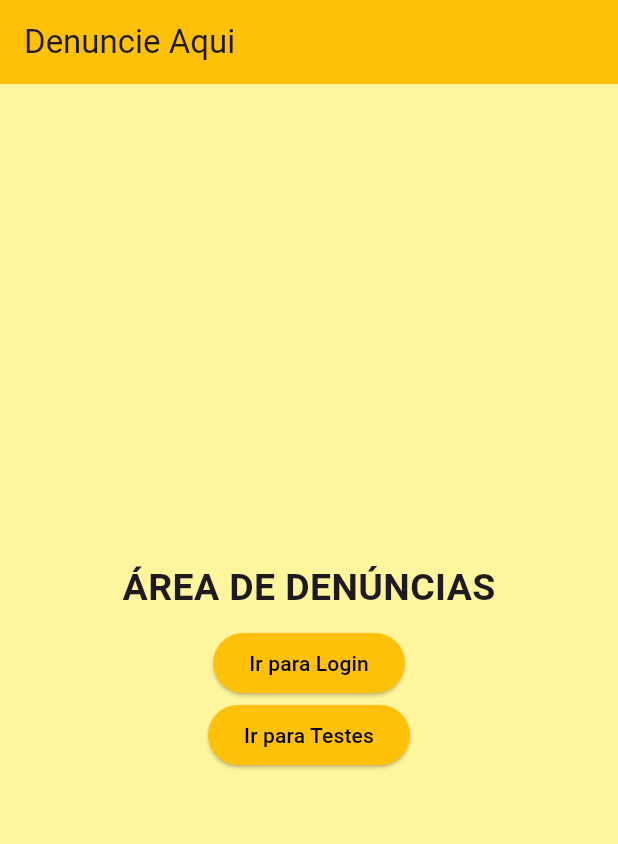
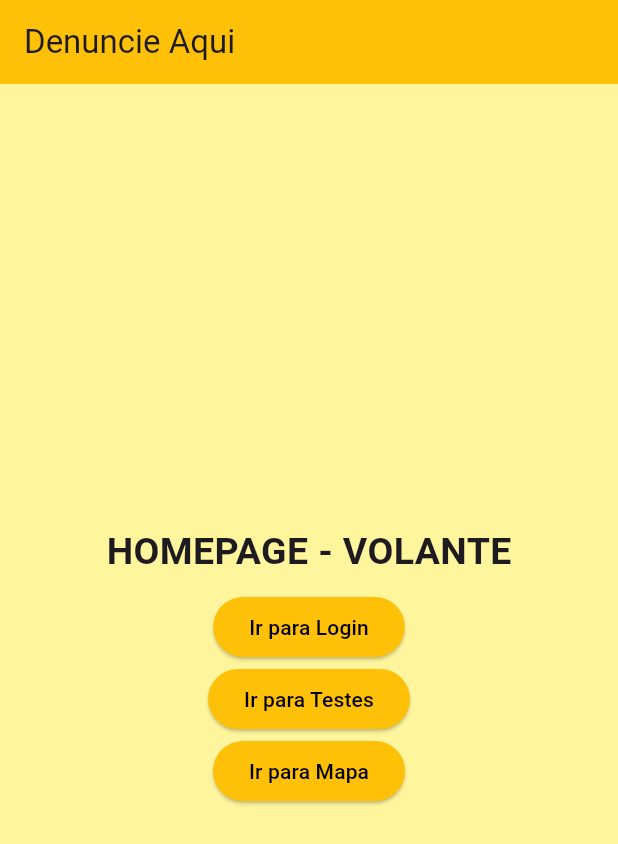
Before and after one commit to JoaoSoter/volante, a Flutter app: the screen it shows once a user with an empty profile is signed in, on a phone screen of 412 x 824 dp. Shown: the top 844 px of the screen. Run offline on Flutter 3.47's test engine with Material 3 defaults, Android fonts, the phone set to English and light mode, and no system bars; our stand-ins replace firebase_auth, firebase_core, google_fonts, google_maps_flutter, image_picker; accounts and stored records are empty.

Commit message:
11032024 - Adição de Mapa

```diff
--- a/lib/main.dart
+++ b/lib/main.dart
@@ -1,5 +1,6 @@
 // ignore_for_file: unused_import
 import 'package:firebase_core/firebase_core.dart';
+import 'package:volante/core/models/order_tracking_page.dart';
 import 'firebase_options.dart';
 import 'package:flutter/material.dart';
 import 'package:volante/screens/authentication/auth_or_app_screen.dart';
@@ -51,6 +52,7 @@ class MyApp extends StatelessWidget {
         'denuncie-aqui': (_) => const DenuncieAqui(),
         'test-screen': (_) => const TestScreen(),
         'auth-or-app': (_) => const AuthOrAppScreen(),
+        'order-tracking-page': (_) => const OrderTrackingPage(),
         // add more routes as needed
       },
     );
--- a/lib/screens/denuncie_aqui.dart
+++ b/lib/screens/denuncie_aqui.dart
@@ -22,7 +22,7 @@ class DenuncieAqui extends StatelessWidget {
               const Padding(
                 padding: EdgeInsets.all(8.0),
                 child: Text(
-                  'ÁREA DE DENÚNCIAS',
+                  'HOMEPAGE - VOLANTE',
                   style: TextStyle(
                     fontSize: 25,
                     fontWeight: FontWeight.bold,
@@ -44,6 +44,14 @@ class DenuncieAqui extends StatelessWidget {
                   style: TextStyle(),
                 ),
               ),
+              ElevatedButton(
+                onPressed: () {
+                  Navigator.of(context).pushNamed(AppRoutes.map);
+                },
+                child: const Text(
+                  'Ir para Mapa',
+                ),
+              ),
             ],
           ),
         ),
--- a/lib/utils/app_routes.dart
+++ b/lib/utils/app_routes.dart
@@ -3,4 +3,5 @@ class AppRoutes {
   static const settings = 'settings-screen';
   static const testes = 'test-screen';
   static const login = 'auth-or-app';
+  static const map = 'order-tracking-page';
 }
--- a/pubspec.yaml
+++ b/pubspec.yaml
@@ -17,6 +17,10 @@ dependencies:
   firebase_storage: ^11.6.7
   cloud_firestore: ^4.15.6
   google_maps: ^7.0.0
+  flutter_svg: ^2.0.10+1
+  flutter_polyline_points_plus: ^3.0.0
+  location: ^5.0.3
+  google_maps_flutter: ^2.2.8
 
 dev_dependencies:
   flutter_test:
```
Also changed, not shown: lib/core/models/order_tracking_page.dart (added, +44 -0 lines), pubspec.lock, 3 other files.
